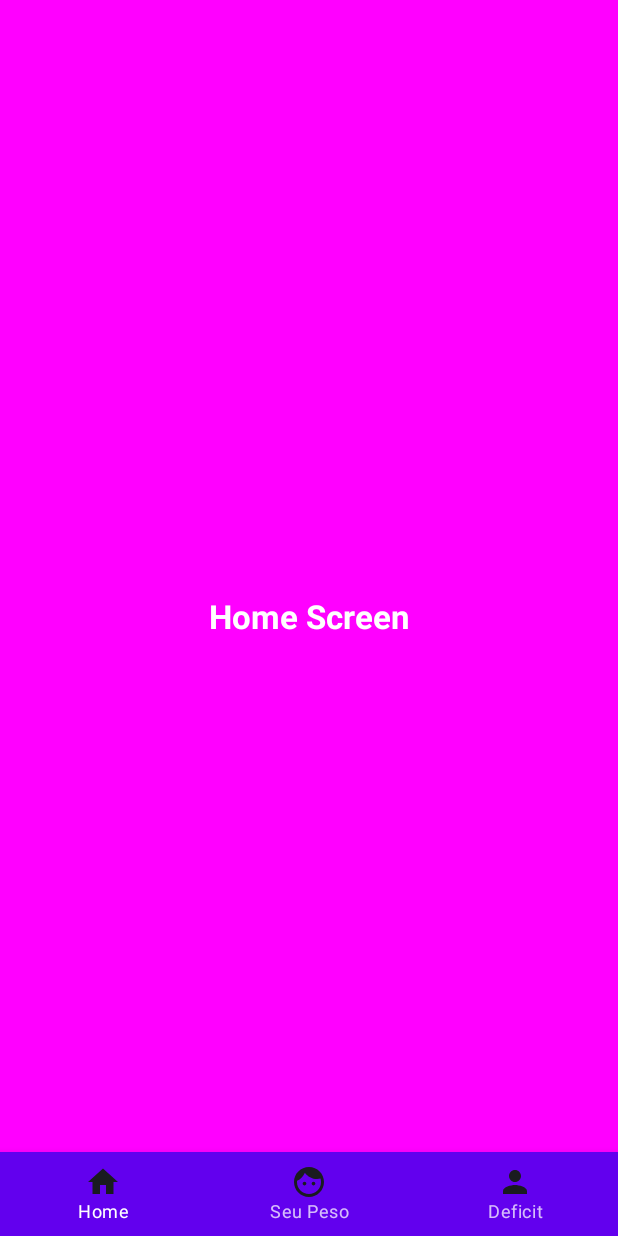
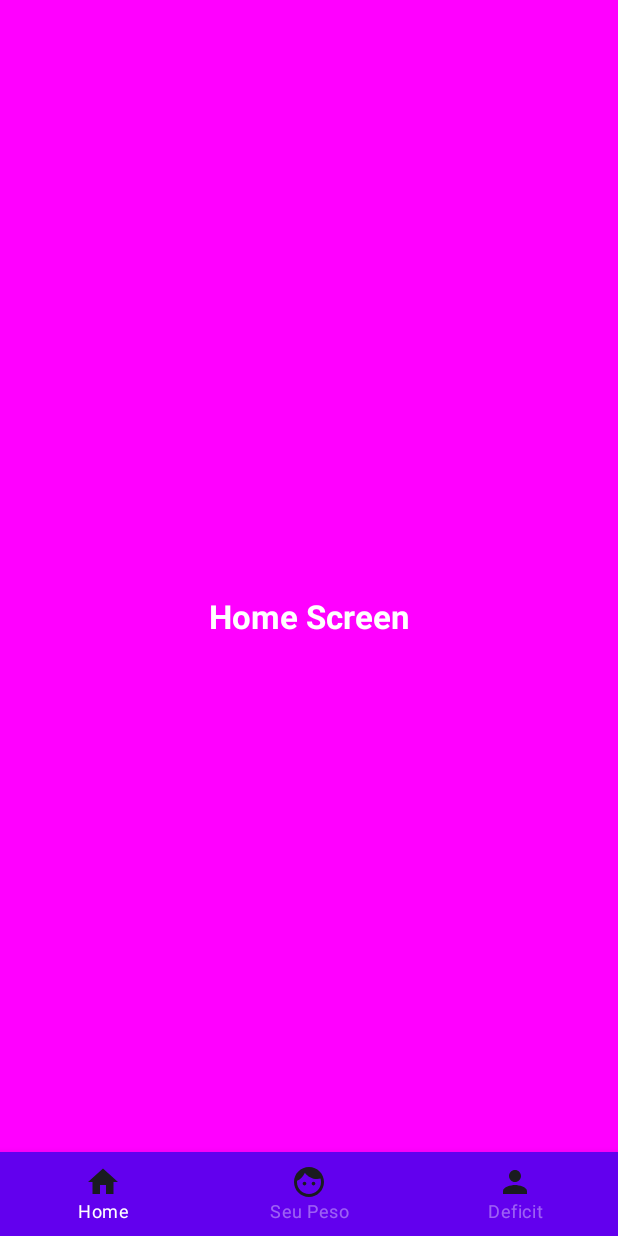
Before and after one commit to gabrielmelo21/BottomNavJetPackCompose, an Android app built with Jetpack Compose: the screen it shows after launch (MainActivity), on a phone screen of 412 x 824 dp. Run offline under Robolectric (Android 15) with nearby library versions, the phone set to English and light mode, and no system bars.

Commit message:
init
init

```diff
--- a/app/src/main/java/com/melo/bottomnavjetpackcompose/MainScreen.kt
+++ b/app/src/main/java/com/melo/bottomnavjetpackcompose/MainScreen.kt
@@ -1,16 +1,21 @@
 package com.melo.bottomnavjetpackcompose
 
 import android.annotation.SuppressLint
+import androidx.compose.foundation.background
 import androidx.compose.foundation.layout.Arrangement.Bottom
 import androidx.compose.foundation.layout.RowScope
 import androidx.compose.material.BottomNavigation
 import androidx.compose.material.BottomNavigationItem
+import androidx.compose.material.ContentAlpha
+import androidx.compose.material.LocalContentColor
 import androidx.compose.material.Text
 import androidx.compose.material3.ExperimentalMaterial3Api
 import androidx.compose.material3.Icon
 import androidx.compose.material3.Scaffold
 import androidx.compose.runtime.Composable
 import androidx.compose.runtime.getValue
+import androidx.compose.ui.Modifier
+import androidx.compose.ui.graphics.Color
 import androidx.navigation.NavDestination
 import androidx.navigation.NavDestination.Companion.hierarchy
 import androidx.navigation.NavHostController
@@ -60,11 +65,16 @@ BottomNavigationItem(
   Text(text = screen.title)
  },
  icon = {
-    Icon(imageVector = screen.icon, contentDescription = "Navigation Icon" )
+    Icon(
+        imageVector = screen.icon,
+        contentDescription = "Navigation Icon",
+      )
  },
  selected = currentDestination?.hierarchy?.any{
   it.route == screen.route
  } == true,
+    unselectedContentColor = LocalContentColor.current.copy(alpha = ContentAlpha.disabled),
+
  onClick = {
   navController.navigate(screen.route)
  }
```
